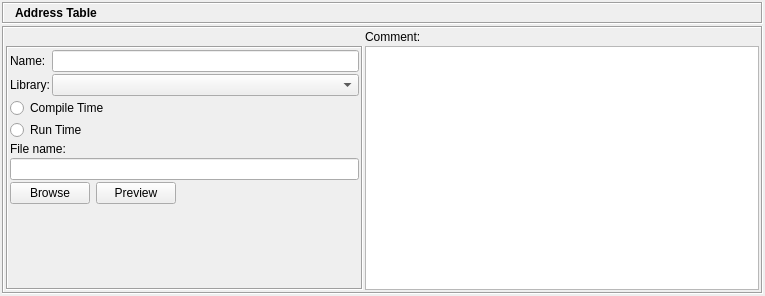
Old version of the form src/gui/addresstabledialog_q.ui in the repository fwbuilder/fwbuilder.
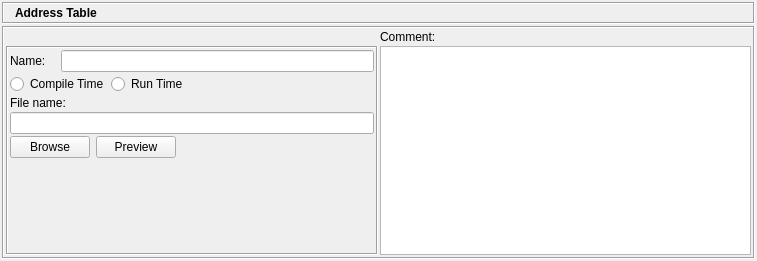
New version of the form. Icons and pictures are not drawn.

Commit message: Removed "Library" from all object dialogs; some dialogs tidying

What changed in the file:
```diff
--- a/src/gui/addresstabledialog_q.ui
+++ b/src/gui/addresstabledialog_q.ui
@@ -5,8 +5,8 @@
    <rect>
     <x>0</x>
     <y>0</y>
-    <width>765</width>
-    <height>296</height>
+    <width>757</width>
+    <height>261</height>
    </rect>
   </property>
   <property name="baseSize" >
@@ -187,7 +187,7 @@
              </property>
             </widget>
            </item>
-           <item row="0" column="1" >
+           <item row="0" column="1" colspan="2" >
             <widget class="QLineEdit" name="obj_name" >
              <property name="sizePolicy" >
               <sizepolicy vsizetype="Fixed" hsizetype="Preferred" >
@@ -197,33 +197,7 @@
              </property>
             </widget>
            </item>
-           <item row="1" column="0" >
-            <widget class="QLabel" name="textLabel1_2" >
-             <property name="frameShape" >
-              <enum>QFrame::NoFrame</enum>
-             </property>
-             <property name="frameShadow" >
-              <enum>QFrame::Plain</enum>
-             </property>
-             <property name="text" >
-              <string>Library:</string>
-             </property>
-             <property name="wordWrap" >
-              <bool>false</bool>
-             </property>
-            </widget>
-           </item>
-           <item row="1" column="1" >
-            <widget class="QComboBox" name="libs" >
-             <property name="sizePolicy" >
-              <sizepolicy vsizetype="Fixed" hsizetype="Preferred" >
-               <horstretch>0</horstretch>
-               <verstretch>0</verstretch>
-              </sizepolicy>
-             </property>
-            </widget>
-           </item>
-           <item row="2" column="0" colspan="2" >
+           <item row="1" column="0" colspan="2" >
             <widget class="QRadioButton" name="r_compiletime" >
              <property name="sizePolicy" >
               <sizepolicy vsizetype="Fixed" hsizetype="Expanding" >
@@ -236,7 +210,7 @@
              </property>
             </widget>
            </item>
-           <item row="3" column="0" colspan="2" >
+           <item row="1" column="2" >
             <widget class="QRadioButton" name="r_runtime" >
              <property name="sizePolicy" >
               <sizepolicy vsizetype="Fixed" hsizetype="Expanding" >
@@ -249,7 +223,7 @@
              </property>
             </widget>
            </item>
-           <item row="4" column="0" colspan="2" >
+           <item row="2" column="0" colspan="3" >
             <widget class="QLabel" name="textLabel2_2" >
              <property name="text" >
               <string>File name:</string>
@@ -259,7 +233,7 @@
              </property>
             </widget>
            </item>
-           <item row="5" column="0" colspan="2" >
+           <item row="3" column="0" colspan="3" >
             <widget class="QLineEdit" name="filename" >
              <property name="sizePolicy" >
               <sizepolicy vsizetype="Fixed" hsizetype="Expanding" >
@@ -275,7 +249,7 @@
              </property>
             </widget>
            </item>
-           <item row="6" column="0" colspan="2" >
+           <item row="4" column="0" colspan="3" >
             <layout class="QHBoxLayout" >
              <property name="spacing" >
               <number>6</number>
@@ -333,7 +307,7 @@
              </item>
             </layout>
            </item>
-           <item row="7" column="1" >
+           <item row="5" column="1" colspan="2" >
             <spacer>
              <property name="orientation" >
               <enum>Qt::Vertical</enum>
```
Left out of the diff: 17 changed lines with no effect on the pictures. The commit also changes 41 other files.
